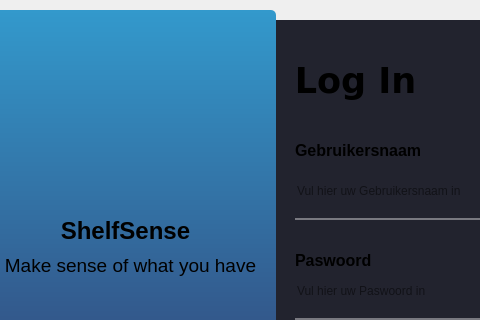
Before: the Qt Designer form app/frontend/UI/login.ui in yorancroes/ShelfSense, drawn with Qt 5; both pictures show x 95 to 575 and y 0 to 320 of the 1022 by 788 pixel window.
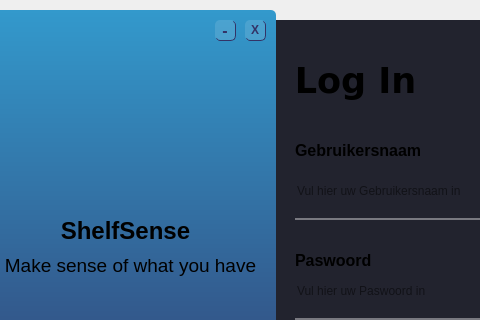
After: the same form once the commit is applied. Icons and pictures are not drawn.

Commit message: register/login veranderd + menu aangemaakt

What changed in the file:
```diff
--- a/app/frontend/UI/login.ui
+++ b/app/frontend/UI/login.ui
@@ -35,6 +35,27 @@
 #loginButton:pressed, terugButton:pressed{
 	padding-top: 5px;
 	background-color: rgba(105, 118, 132, 255);
+}
+
+#closeButton, #miniButton{
+	background-color: rgba(255,255,255,30);
+	border: none;
+	border-radius: 5px;
+	border-bottom: 1px solid rgba(51, 51, 102, 255);
+	border-right: 1px solid rgba(51, 51, 102, 255);
+	color: rgba(51, 51, 102, 255);
+}
+
+#closeButton:hover, #miniButton:hover{
+	background-color: rgba(51, 51, 102, 50);
+}
+
+#closeButton:pressed, #miniButton:pressed{
+	background-color: rgba(51, 51, 102, 100);
+	border-top: 2px solid rgba(51, 51, 102, 255);
+	border-left: 2px solid rgba(51, 51, 102, 255);
+	padding-top: 2px;
+	padding-left: 1px;
 }</string>
     </property>
     <widget class="QWidget" name="widget" native="true">
@@ -121,6 +142,49 @@
        <set>Qt::AlignmentFlag::AlignCenter</set>
       </property>
      </widget>
+     <widget class="QPushButton" name="closeButton">
+      <property name="geometry">
+       <rect>
+        <x>270</x>
+        <y>10</y>
+        <width>21</width>
+        <height>21</height>
+       </rect>
+      </property>
+      <property name="font">
+       <font>
+        <bold>true</bold>
+       </font>
+      </property>
+      <property name="styleSheet">
+       <string notr="true"/>
+      </property>
+      <property name="text">
+       <string>X</string>
+      </property>
+     </widget>
+     <widget class="QPushButton" name="miniButton">
+      <property name="geometry">
+       <rect>
+        <x>240</x>
+        <y>10</y>
+        <width>21</width>
+        <height>21</height>
+       </rect>
+      </property>
+      <property name="font">
+       <font>
+        <pointsize>12</pointsize>
+        <bold>true</bold>
+       </font>
+      </property>
+      <property name="styleSheet">
+       <string notr="true"/>
+      </property>
+      <property name="text">
+       <string>-</string>
+      </property>
+     </widget>
     </widget>
     <widget class="QWidget" name="widget2" native="true">
      <property name="geometry">
```
Left out of the diff: 2 changed lines with no effect on the pictures. The commit also changes 6 other files.
